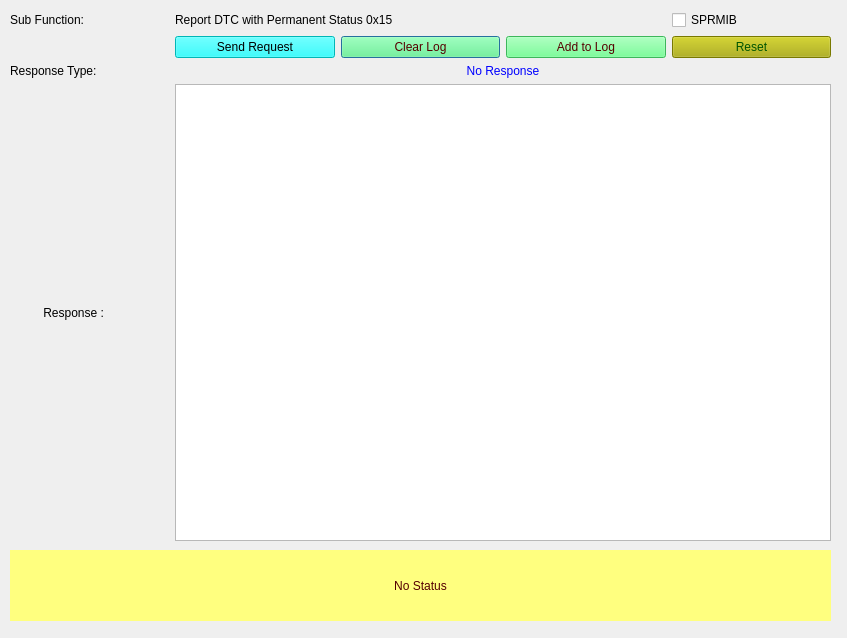
VicharaVandana/ProxiCan, file SID_19_15.ui: the form before one commit.
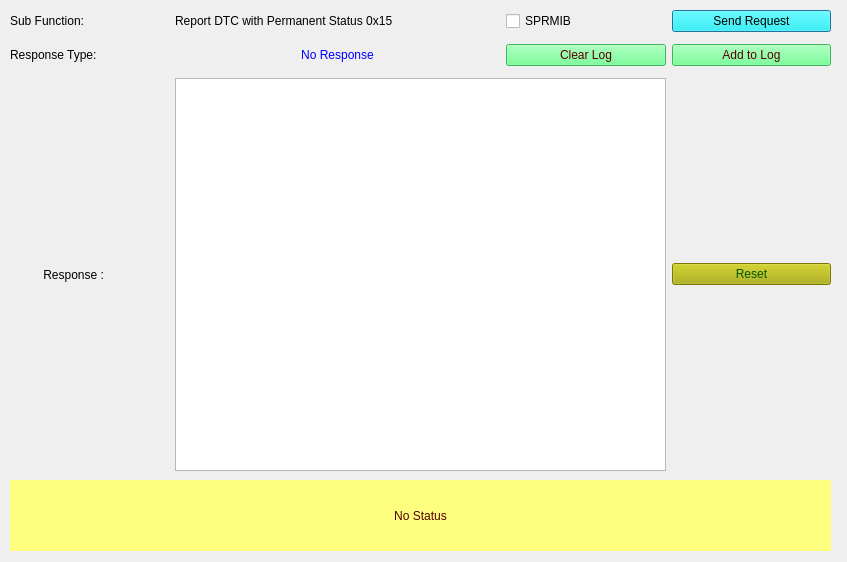
The form after the commit.

Diff of the .ui file:
```diff
--- a/SID_19_15.ui
+++ b/SID_19_15.ui
@@ -7,7 +7,7 @@
     <x>0</x>
     <y>0</y>
     <width>847</width>
-    <height>638</height>
+    <height>562</height>
    </rect>
   </property>
   <property name="windowTitle">
@@ -17,7 +17,7 @@
    <property name="geometry">
     <rect>
      <x>10</x>
-     <y>550</y>
+     <y>480</y>
      <width>821</width>
      <height>71</height>
     </rect>
@@ -43,7 +43,7 @@
      <x>10</x>
      <y>10</y>
      <width>821</width>
-     <height>531</height>
+     <height>461</height>
     </rect>
    </property>
    <layout class="QGridLayout" name="gridLayout_2">
@@ -64,21 +64,47 @@
       </property>
      </widget>
     </item>
-    <item row="5" column="1" colspan="4">
-     <widget class="QTextBrowser" name="textBrowser_Resp"/>
+    <item row="2" column="0" rowspan="3">
+     <widget class="QLabel" name="label_5">
+      <property name="text">
+       <string>Response Type: </string>
+      </property>
+     </widget>
     </item>
-    <item row="1" column="2">
-     <widget class="QPushButton" name="pushButton_clearLog">
+    <item row="2" column="1" rowspan="3" colspan="2">
+     <widget class="QLabel" name="label_ResType">
+      <property name="autoFillBackground">
+       <bool>false</bool>
+      </property>
       <property name="styleSheet">
-       <string notr="true">background-color: rgb(85, 255, 127);
-color: rgb(85, 0, 0);</string>
+       <string notr="true">color: rgb(0, 0, 255);</string>
       </property>
       <property name="text">
-       <string>Clear Log</string>
+       <string>No Response</string>
       </property>
+      <property name="alignment">
+       <set>Qt::AlignCenter</set>
+      </property>
      </widget>
     </item>
-    <item row="1" column="1">
+    <item row="0" column="1" colspan="2">
+     <widget class="QLabel" name="subFunction_Name">
+      <property name="text">
+       <string>Report DTC with Permanent Status 0x15</string>
+      </property>
+     </widget>
+    </item>
+    <item row="0" column="3">
+     <widget class="QCheckBox" name="checkBox_suppressposmsg">
+      <property name="toolTip">
+       <string>If selected then Suppress Positive Response Message Indication bit will be set in Subfunction</string>
+      </property>
+      <property name="text">
+       <string>SPRMIB</string>
+      </property>
+     </widget>
+    </item>
+    <item row="0" column="4">
      <widget class="QPushButton" name="pushButton_Send19_15Req">
       <property name="toolTip">
        <string>&lt;html&gt;&lt;head/&gt;&lt;body&gt;&lt;p&gt;Sends the 19 service subfunction 15 request to ECU&lt;/p&gt;&lt;/body&gt;&lt;/html&gt;</string>
@@ -93,7 +119,10 @@
       </property>
      </widget>
     </item>
-    <item row="1" column="4">
+    <item row="5" column="1" colspan="3">
+     <widget class="QTextBrowser" name="textBrowser_Resp"/>
+    </item>
+    <item row="5" column="4">
      <widget class="QPushButton" name="pushButton_reset">
       <property name="styleSheet">
        <string notr="true">background-color: rgb(170, 170, 0);
@@ -105,7 +134,7 @@
       </property>
      </widget>
     </item>
-    <item row="1" column="3">
+    <item row="3" column="4">
      <widget class="QPushButton" name="pushButton_appendLog">
       <property name="styleSheet">
        <string notr="true">background-color: rgb(85, 255, 127);
@@ -116,43 +145,14 @@
       </property>
      </widget>
     </item>
-    <item row="0" column="4">
-     <widget class="QCheckBox" name="checkBox_suppressposmsg">
-      <property name="toolTip">
-       <string>If selected then Suppress Positive Response Message Indication bit will be set in Subfunction</string>
-      </property>
-      <property name="text">
-       <string>SPRMIB</string>
-      </property>
-     </widget>
-    </item>
-    <item row="0" column="1" colspan="3">
-     <widget class="QLabel" name="subFunction_Name">
-      <property name="text">
-       <string>Report DTC with Permanent Status 0x15</string>
-      </property>
-     </widget>
-    </item>
-    <item row="2" column="0" rowspan="3">
-     <widget class="QLabel" name="label_5">
-      <property name="text">
-       <string>Response Type: </string>
-      </property>
-     </widget>
-    </item>
-    <item row="2" column="1" rowspan="3" colspan="4">
-     <widget class="QLabel" name="label_ResType">
-      <property name="autoFillBackground">
-       <bool>false</bool>
-      </property>
+    <item row="3" column="3">
+     <widget class="QPushButton" name="pushButton_clearLog">
       <property name="styleSheet">
-       <string notr="true">color: rgb(0, 0, 255);</string>
+       <string notr="true">background-color: rgb(85, 255, 127);
+color: rgb(85, 0, 0);</string>
       </property>
       <property name="text">
-       <string>No Response</string>
-      </property>
-      <property name="alignment">
-       <set>Qt::AlignCenter</set>
+       <string>Clear Log</string>
       </property>
      </widget>
     </item>
```
